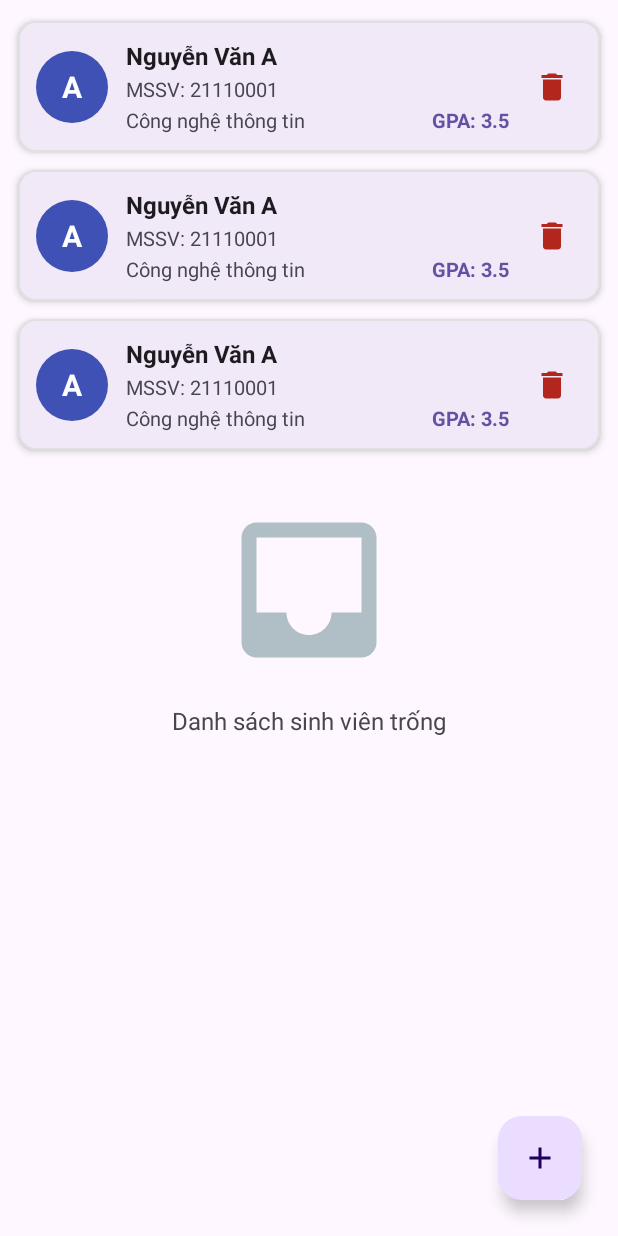
After one commit to river-com/BaiTap_LTLTDD, an Android app: the layout fragment_student_list.xml on its own in the app's theme, with its tools: preview values and no code run, on a phone screen of 412 x 824 dp. The commit adds this screen. Run offline under Robolectric (Android 15) with nearby library versions, the phone set to English and light mode, and no system bars.

Commit message:
Bước 3 & 4: Xây dựng các giao diện activity_main, fragment_student_list, item_student, dialog_add_student và fragment_student_detail

```diff
--- /dev/null
+++ b/RecyclerView/app/src/main/res/layout/fragment_student_list.xml
@@ -0,0 +1,67 @@
+<?xml version="1.0" encoding="utf-8"?>
+<androidx.coordinatorlayout.widget.CoordinatorLayout xmlns:android="http://schemas.android.com/apk/res/android"
+    xmlns:app="http://schemas.android.com/apk/res-auto"
+    xmlns:tools="http://schemas.android.com/tools"
+    android:layout_width="match_parent"
+    android:layout_height="match_parent">
+
+    <androidx.constraintlayout.widget.ConstraintLayout
+        android:layout_width="match_parent"
+        android:layout_height="match_parent">
+
+        <androidx.recyclerview.widget.RecyclerView
+            android:id="@+id/rvStudents"
+            android:layout_width="0dp"
+            android:layout_height="0dp"
+            android:clipToPadding="false"
+            android:paddingVertical="8dp"
+            app:layout_constraintBottom_toBottomOf="parent"
+            app:layout_constraintEnd_toEndOf="parent"
+            app:layout_constraintStart_toStartOf="parent"
+            app:layout_constraintTop_toTopOf="parent"
+            tools:listitem="@layout/item_student" />
+
+        <!-- Empty State View -->
+        <LinearLayout
+            android:id="@+id/layoutEmpty"
+            android:layout_width="wrap_content"
+            android:layout_height="wrap_content"
+            android:gravity="center"
+            android:orientation="vertical"
+            android:visibility="gone"
+            app:layout_constraintBottom_toBottomOf="parent"
+            app:layout_constraintEnd_toEndOf="parent"
+            app:layout_constraintStart_toStartOf="parent"
+            app:layout_constraintTop_toTopOf="parent"
+            tools:visibility="visible">
+
+            <ImageView
+                android:id="@+id/ivEmpty"
+                android:layout_width="120dp"
+                android:layout_height="120dp"
+                android:contentDescription="@string/empty_student_list"
+                android:src="@drawable/ic_empty_box" />
+
+            <TextView
+                android:id="@+id/tvEmpty"
+                android:layout_width="wrap_content"
+                android:layout_height="wrap_content"
+                android:layout_marginTop="16dp"
+                android:text="@string/empty_student_list"
+                android:textColor="?attr/colorOnSurfaceVariant"
+                android:textSize="16sp" />
+
+        </LinearLayout>
+
+    </androidx.constraintlayout.widget.ConstraintLayout>
+
+    <com.google.android.material.floatingactionbutton.FloatingActionButton
+        android:id="@+id/fabAddStudent"
+        android:layout_width="wrap_content"
+        android:layout_height="wrap_content"
+        android:layout_gravity="bottom|end"
+        android:layout_margin="24dp"
+        android:contentDescription="@string/title_add_student"
+        app:srcCompat="@drawable/ic_add_24" />
+
+</androidx.coordinatorlayout.widget.CoordinatorLayout>
--- /dev/null
+++ b/RecyclerView/app/src/main/res/layout/item_student.xml
@@ -0,0 +1,102 @@
+<?xml version="1.0" encoding="utf-8"?>
+<com.google.android.material.card.MaterialCardView xmlns:android="http://schemas.android.com/apk/res/android"
+    xmlns:app="http://schemas.android.com/apk/res-auto"
+    xmlns:tools="http://schemas.android.com/tools"
+    android:layout_width="match_parent"
+    android:layout_height="wrap_content"
+    android:layout_marginHorizontal="12dp"
+    android:layout_marginVertical="6dp"
+    app:cardCornerRadius="12dp"
+    app:cardElevation="3dp"
+    app:strokeWidth="1dp"
+    app:strokeColor="#E0E0E0">
+
+    <androidx.constraintlayout.widget.ConstraintLayout
+        android:layout_width="match_parent"
+        android:layout_height="wrap_content"
+        android:padding="12dp">
+
+        <TextView
+            android:id="@+id/tvAvatar"
+            android:layout_width="48dp"
+            android:layout_height="48dp"
+            android:background="@drawable/bg_circle_avatar"
+            android:gravity="center"
+            android:textColor="@android:color/white"
+            android:textSize="20sp"
+            android:textStyle="bold"
+            app:layout_constraintBottom_toBottomOf="parent"
+            app:layout_constraintStart_toStartOf="parent"
+            app:layout_constraintTop_toTopOf="parent"
+            tools:text="A" />
+
+        <TextView
+            android:id="@+id/tvName"
+            android:layout_width="0dp"
+            android:layout_height="wrap_content"
+            android:layout_marginStart="12dp"
+            android:layout_marginEnd="8dp"
+            android:textColor="?attr/colorOnSurface"
+            android:textSize="16sp"
+            android:textStyle="bold"
+            app:layout_constraintEnd_toStartOf="@+id/btnDelete"
+            app:layout_constraintStart_toEndOf="@+id/tvAvatar"
+            app:layout_constraintTop_toTopOf="parent"
+            tools:text="Nguyễn Văn A" />
+
+        <TextView
+            android:id="@+id/tvMssv"
+            android:layout_width="0dp"
+            android:layout_height="wrap_content"
+            android:layout_marginStart="12dp"
+            android:layout_marginTop="2dp"
+            android:layout_marginEnd="8dp"
+            android:textColor="?attr/colorOnSurfaceVariant"
+            android:textSize="13sp"
+            app:layout_constraintEnd_toStartOf="@+id/btnDelete"
+            app:layout_constraintStart_toEndOf="@+id/tvAvatar"
+            app:layout_constraintTop_toBottomOf="@+id/tvName"
+            tools:text="MSSV: 21110001" />
+
+        <TextView
+            android:id="@+id/tvMajor"
+            android:layout_width="0dp"
+            android:layout_height="wrap_content"
+            android:layout_marginStart="12dp"
+            android:layout_marginTop="2dp"
+            android:layout_marginEnd="8dp"
+            android:textColor="?attr/colorOnSurfaceVariant"
+            android:textSize="13sp"
+            app:layout_constraintEnd_toStartOf="@+id/tvGpa"
+            app:layout_constraintStart_toEndOf="@+id/tvAvatar"
+            app:layout_constraintTop_toBottomOf="@+id/tvMssv"
+            tools:text="Công nghệ thông tin" />
+
+        <TextView
+            android:id="@+id/tvGpa"
+            android:layout_width="wrap_content"
+            android:layout_height="wrap_content"
+            android:layout_marginEnd="8dp"
+            android:textColor="?attr/colorPrimary"
+            android:textSize="13sp"
+            android:textStyle="bold"
+            app:layout_constraintBottom_toBottomOf="@+id/tvMajor"
+            app:layout_constraintEnd_toStartOf="@+id/btnDelete"
+            app:layout_constraintTop_toTopOf="@+id/tvMajor"
+            tools:text="GPA: 3.5" />
+
+        <ImageButton
+            android:id="@+id/btnDelete"
+            android:layout_width="40dp"
+            android:layout_height="40dp"
+            android:background="?attr/selectableItemBackgroundBorderless"
+            android:contentDescription="@string/delete_student"
+            android:padding="8dp"
+            android:src="@drawable/ic_delete_24"
+            app:layout_constraintBottom_toBottomOf="parent"
+            app:layout_constraintEnd_toEndOf="parent"
+            app:layout_constraintTop_toTopOf="parent" />
+
+    </androidx.constraintlayout.widget.ConstraintLayout>
+
+</com.google.android.material.card.MaterialCardView>
```
Also changed, not shown: RecyclerView/app/src/main/res/drawable/ic_arrow_back_24.xml (added, +10 -0 lines), RecyclerView/app/src/main/res/layout/activity_main.xml (+10 -26 lines), RecyclerView/app/src/main/res/layout/dialog_add_student.xml (added, +92 -0 lines), RecyclerView/app/src/main/res/layout/fragment_student_detail.xml (added, +137 -0 lines), RecyclerView/app/src/main/res/values/strings.xml (+21 -43 lines).
